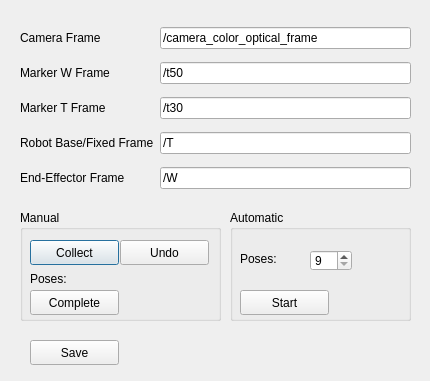
liushuya7/cn5X, file ui/handeye.ui: the form before one commit.
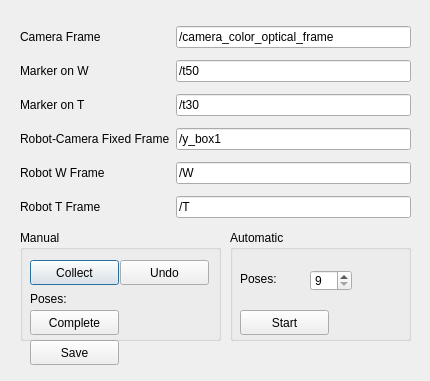
The form after the commit.

Commit message: work on HandEye calibration

```diff
--- a/ui/handeye.ui
+++ b/ui/handeye.ui
@@ -19,7 +19,7 @@
      <x>20</x>
      <y>20</y>
      <width>391</width>
-     <height>181</height>
+     <height>205</height>
     </rect>
    </property>
    <layout class="QGridLayout" name="gridLayout">
@@ -37,34 +37,34 @@
       </property>
      </widget>
     </item>
-    <item row="2" column="1">
-     <widget class="QLineEdit" name="lineEdit_frame_marker_T">
-      <property name="text">
-       <string>/t30</string>
-      </property>
-     </widget>
-    </item>
-    <item row="1" column="0">
-     <widget class="QLabel" name="label_object">
-      <property name="text">
-       <string>Marker W Frame</string>
-      </property>
-     </widget>
-    </item>
     <item row="4" column="0">
      <widget class="QLabel" name="label_end_effector">
       <property name="text">
-       <string>End-Effector Frame</string>
+       <string>Robot-Camera Fixed Frame</string>
       </property>
      </widget>
     </item>
-    <item row="3" column="1">
-     <widget class="QLineEdit" name="lineEdit_frame_tool">
+    <item row="1" column="0">
+     <widget class="QLabel" name="label_marker_W">
+      <property name="text">
+       <string>Marker on W</string>
+      </property>
+     </widget>
+    </item>
+    <item row="6" column="1">
+     <widget class="QLineEdit" name="lineEdit_frame_robot_T">
       <property name="text">
        <string>/T</string>
       </property>
      </widget>
     </item>
+    <item row="5" column="1">
+     <widget class="QLineEdit" name="lineEdit_frame_robot_W">
+      <property name="text">
+       <string>/W</string>
+      </property>
+     </widget>
+    </item>
     <item row="0" column="0">
      <widget class="QLabel" name="label_camera">
       <property name="text">
@@ -72,24 +72,38 @@
       </property>
      </widget>
     </item>
-    <item row="4" column="1">
-     <widget class="QLineEdit" name="lineEdit_frame_robot_hand">
+    <item row="6" column="0">
+     <widget class="QLabel" name="label_robot_T">
       <property name="text">
-       <string>/W</string>
+       <string>Robot T Frame</string>
+      </property>
+     </widget>
+    </item>
+    <item row="5" column="0">
+     <widget class="QLabel" name="label_robot_W">
+      <property name="text">
+       <string>Robot W Frame</string>
       </property>
      </widget>
     </item>
     <item row="2" column="0">
      <widget class="QLabel" name="label_robot_base">
       <property name="text">
-       <string>Marker T Frame</string>
+       <string>Marker on T</string>
       </property>
      </widget>
     </item>
-    <item row="3" column="0">
-     <widget class="QLabel" name="label_end_effector_2">
+    <item row="2" column="1">
+     <widget class="QLineEdit" name="lineEdit_frame_marker_T">
       <property name="text">
-       <string>Robot Base/Fixed Frame</string>
+       <string>/t30</string>
+      </property>
+     </widget>
+    </item>
+    <item row="4" column="1">
+     <widget class="QLineEdit" name="lineEdit_frame_robot_camera">
+      <property name="text">
+       <string>/y_box1</string>
       </property>
      </widget>
     </item>
@@ -99,7 +113,7 @@
    <property name="geometry">
     <rect>
      <x>20</x>
-     <y>210</y>
+     <y>230</y>
      <width>201</width>
      <height>111</height>
     </rect>
@@ -177,7 +191,7 @@
    <property name="geometry">
     <rect>
      <x>230</x>
-     <y>210</y>
+     <y>230</y>
      <width>181</width>
      <height>111</height>
     </rect>
```
Left out of the diff: 4 changed lines with no effect on the pictures. The commit also changes 7 other files.
